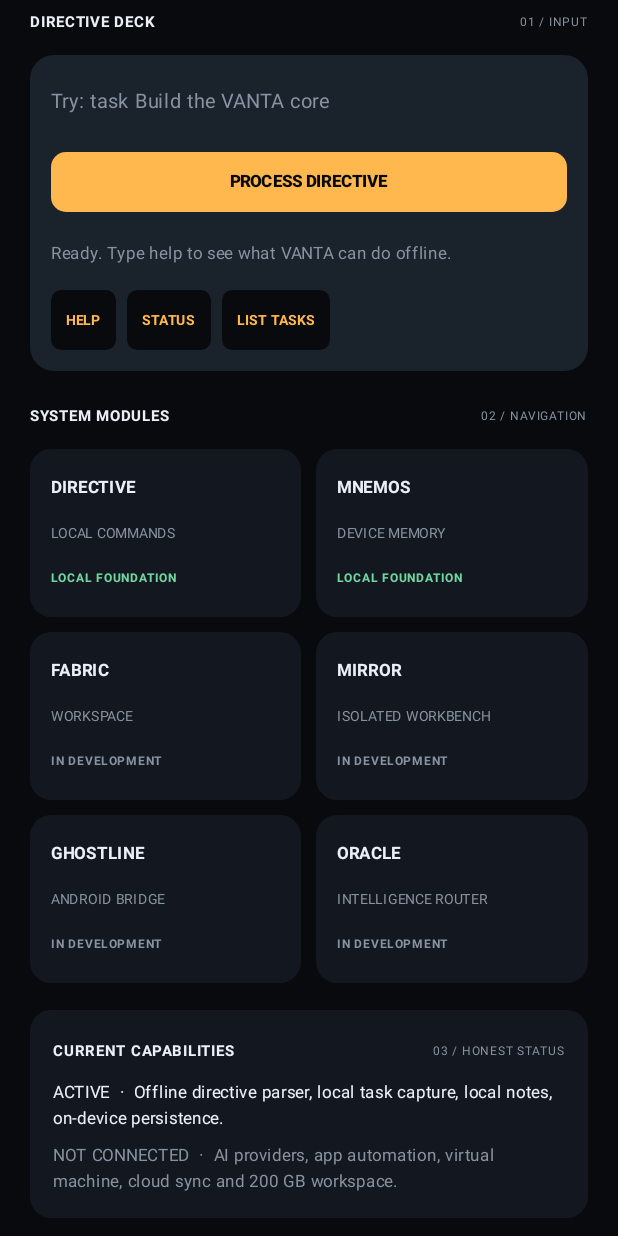
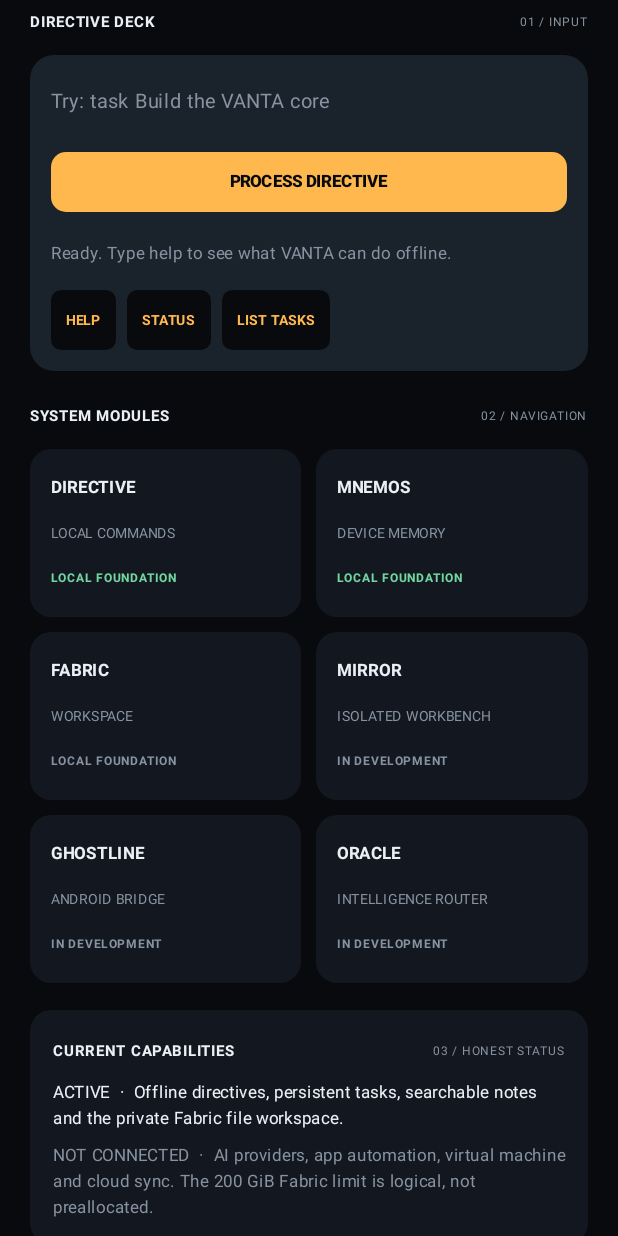
Before and after one commit to midas459/VANTA-OS, an Android app built with Jetpack Compose: the screen it shows after launch (MainActivity), scrolled down 576 dp, on a phone screen of 412 x 824 dp. Run offline under Robolectric (Android 15) with nearby library versions, the phone set to English and light mode, and no system bars.

Commit message:
Update VANTA capability labels for live Fabric workspace

```diff
--- a/app/src/main/java/dev/vanta/MainActivity.kt
+++ b/app/src/main/java/dev/vanta/MainActivity.kt
@@ -168,7 +168,7 @@ private fun VantaApp() {
     val moduleInfo = mapOf(
         "DIRECTIVE" to ("LOCAL COMMANDS" to "Capture tasks and notes with a deterministic offline parser. No remote AI or hidden actions."),
         "MNEMOS" to ("DEVICE MEMORY" to "Your notes are stored in app-private local storage. Export, search and encryption are future milestones."),
-        "FABRIC" to ("WORKSPACE" to "A safe workspace browser using Android's document picker is planned. No storage is reserved today."),
+        "FABRIC" to ("WORKSPACE" to "Browse, create, preview and delete files in VANTA's app-private workspace. Writes respect device free space and a logical quota."),
         "MIRROR" to ("ISOLATED WORKBENCH" to "Runtime isolation is still under research. VANTA does not claim to provide a virtual machine yet."),
         "GHOSTLINE" to ("ANDROID BRIDGE" to "Native app and settings integrations will use explicit Android intents and permission prompts."),
         "ORACLE" to ("INTELLIGENCE ROUTER" to "Offline commands work now. Model providers and network access are not connected.")
@@ -289,7 +289,7 @@ private fun VantaApp() {
                                     Column(Modifier.fillMaxWidth().padding(14.dp), verticalArrangement = Arrangement.spacedBy(6.dp)) {
                                         Text(module, color = if (selected) Amber else White, fontSize = 11.sp, fontWeight = FontWeight.Bold)
                                         Text(moduleInfo.getValue(module).first, color = Muted, fontSize = 9.sp)
-                                        Text(if (module == "DIRECTIVE" || module == "MNEMOS") "LOCAL FOUNDATION" else "IN DEVELOPMENT",
+                                        Text(if (module == "DIRECTIVE" || module == "MNEMOS" || module == "FABRIC") "LOCAL FOUNDATION" else "IN DEVELOPMENT",
                                             color = if (module == "DIRECTIVE" || module == "MNEMOS") Green else Muted,
                                             fontSize = 8.sp, fontWeight = FontWeight.Bold)
                                     }
@@ -361,9 +361,9 @@ private fun VantaApp() {
                     Card(colors = CardDefaults.cardColors(containerColor = Panel), shape = RoundedCornerShape(14.dp)) {
                         Column(Modifier.fillMaxWidth().padding(15.dp), verticalArrangement = Arrangement.spacedBy(7.dp)) {
                             SectionLabel("CURRENT CAPABILITIES", "03 / HONEST STATUS")
-                            Text("ACTIVE  ·  Offline directive parser, local task capture, local notes, on-device persistence.",
+                            Text("ACTIVE  ·  Offline directives, persistent tasks, searchable notes and the private Fabric file workspace.",
                                 color = White, fontSize = 11.sp, lineHeight = 17.sp)
-                            Text("NOT CONNECTED  ·  AI providers, app automation, virtual machine, cloud sync and 200 GB workspace.",
+                            Text("NOT CONNECTED  ·  AI providers, app automation, virtual machine and cloud sync. The 200 GiB Fabric limit is logical, not preallocated.",
                                 color = Muted, fontSize = 11.sp, lineHeight = 17.sp)
                         }
                     }
```
